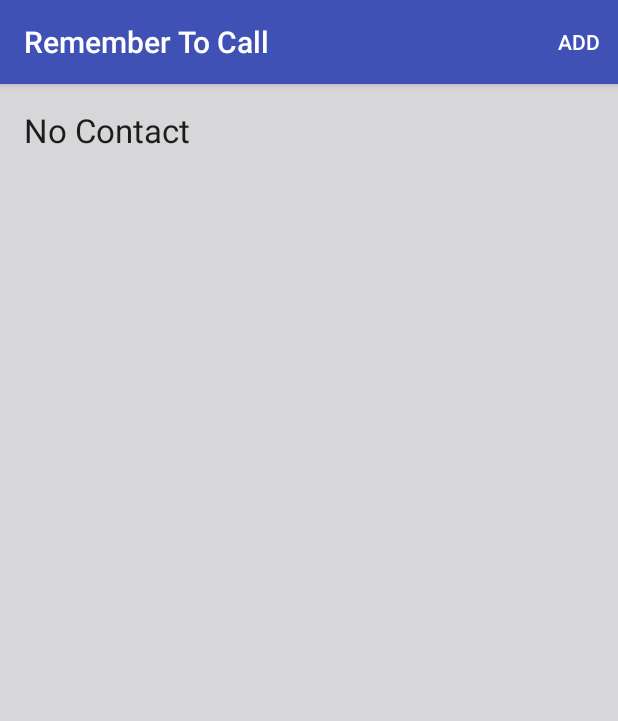
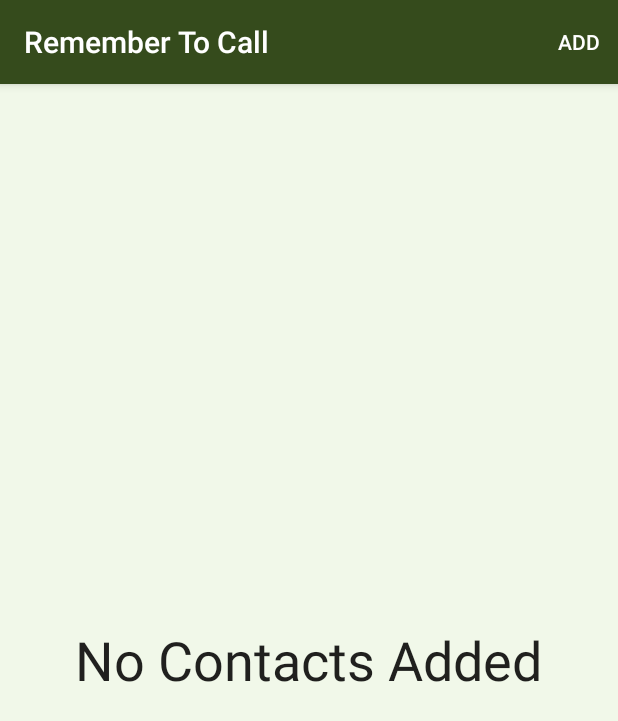
Before and after one commit to PadaliaRushabh/remembertocall, an Android app: the screen it shows after launch (MainActivity), on a phone screen of 412 x 824 dp. Shown: the top 721 px of the screen. Run offline under Robolectric (Android 15) with nearby library versions, the phone set to English and light mode, and no system bars.

Commit message:
display information made clear

```diff
--- a/app/src/main/java/com/rushabh/remembertocall/sql/SqlLiteHelper.java
+++ b/app/src/main/java/com/rushabh/remembertocall/sql/SqlLiteHelper.java
@@ -23,7 +23,7 @@ public class SqlLiteHelper extends SQLiteOpenHelper{
     public static final String COLUMN_LAST_CALL_DURATION = "last_call_duration";
 
     private static final String DATABASE_NAME = "Contact.db";
-    private static final int DATABASE_VERSION = 1;
+    private static final int DATABASE_VERSION = 2;
 
     public SqlLiteHelper(Context context){
         super(context, DATABASE_NAME, null, DATABASE_VERSION);
--- a/app/src/main/res/layout/activity_main.xml
+++ b/app/src/main/res/layout/activity_main.xml
@@ -9,7 +9,8 @@
     android:paddingTop="@dimen/activity_vertical_margin"
     android:orientation="vertical"
     android:background="@color/appBackground"
-    tools:context="com.rushabh.remembertocall.MainActivity">
+    tools:context="com.rushabh.remembertocall.MainActivity"
+    android:gravity="center">
 
 
     <!-- A RecyclerView with some commonly used attributes -->
@@ -20,7 +21,8 @@
         android:scrollbars="vertical"
         android:scrollbarStyle="outsideInset"
         android:layout_width="match_parent"
-        android:layout_height="match_parent"/>
+        android:layout_height="match_parent"
+        />
 
     <TextView
         android:layout_width="wrap_content"
@@ -28,7 +30,10 @@
         android:textAppearance="?android:attr/textAppearanceLarge"
         android:text="@string/nocontact"
         android:id="@+id/txt_nocontact"
-        android:layout_gravity="center_vertical"
+        android:layout_gravity="center_horizontal|center_vertical"
+        android:fontFamily="@string/abc_activity_chooser_view_see_all"
+        android:focusable="false"
+        android:textSize="@dimen/abc_action_button_min_width_overflow_material"
         android:visibility="gone"/>
 
 
--- a/app/src/main/res/values/colors.xml
+++ b/app/src/main/res/values/colors.xml
@@ -1,7 +1,7 @@
 <?xml version="1.0" encoding="utf-8"?>
 <resources>
-    <color name="colorPrimary">#3F51B5</color>
-    <color name="colorPrimaryDark">#303F9F</color>
+    <color name="colorPrimary">#354b1c</color>
+    <color name="colorPrimaryDark">#203512</color>
     <color name="colorAccent">#FF4081</color>
-    <color name="appBackground">#d7d7d9</color>
+    <color name="appBackground">#F1F8E9</color>
 </resources>
--- a/app/src/main/res/values/strings.xml
+++ b/app/src/main/res/values/strings.xml
@@ -1,5 +1,5 @@
 <resources>
     <string name="app_name">Remember To Call</string>
     <string name="action_add_contact"> Add </string>
-    <string name="nocontact">No Contact</string>
+    <string name="nocontact">No Contacts Added</string>
 </resources>
```
Also changed, not shown: app/src/main/java/com/rushabh/remembertocall/adapter/ContactAdapter.java (+27 -9 lines).
